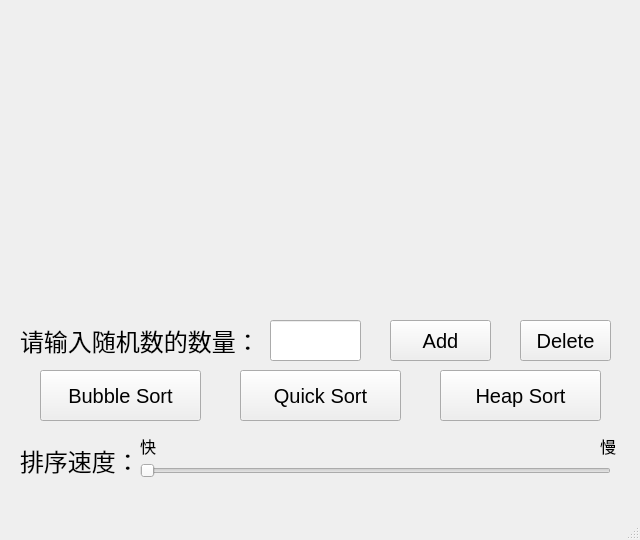
First picture: the form in mainwindow.ui, repository Arsener/visualSort, before the edit.
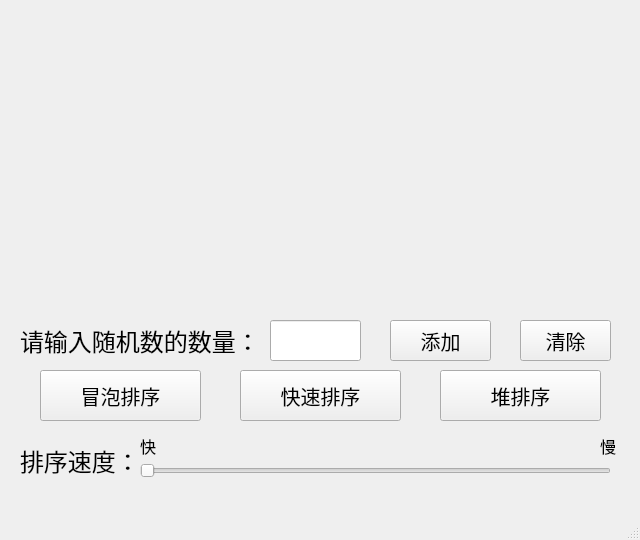
Second picture: the form after the edit.

Diff of the .ui file:
```diff
--- a/mainwindow.ui
+++ b/mainwindow.ui
@@ -52,7 +52,7 @@
      </font>
     </property>
     <property name="text">
-     <string>Add</string>
+     <string>添加</string>
     </property>
    </widget>
    <widget class="QPushButton" name="deleteButton">
@@ -70,7 +70,7 @@
      </font>
     </property>
     <property name="text">
-     <string>Delete</string>
+     <string>清除</string>
     </property>
    </widget>
    <widget class="QLineEdit" name="numberLineEdit">
@@ -106,7 +106,7 @@
      </font>
     </property>
     <property name="text">
-     <string>Bubble Sort</string>
+     <string>冒泡排序</string>
     </property>
    </widget>
    <widget class="QSlider" name="horizontalSlider">
@@ -169,7 +169,7 @@
      </font>
     </property>
     <property name="text">
-     <string>Heap Sort</string>
+     <string>堆排序</string>
     </property>
    </widget>
    <widget class="QPushButton" name="quickButton">
@@ -187,7 +187,7 @@
      </font>
     </property>
     <property name="text">
-     <string>Quick Sort</string>
+     <string>快速排序</string>
     </property>
    </widget>
    <widget class="QLabel" name="label_2">
```
